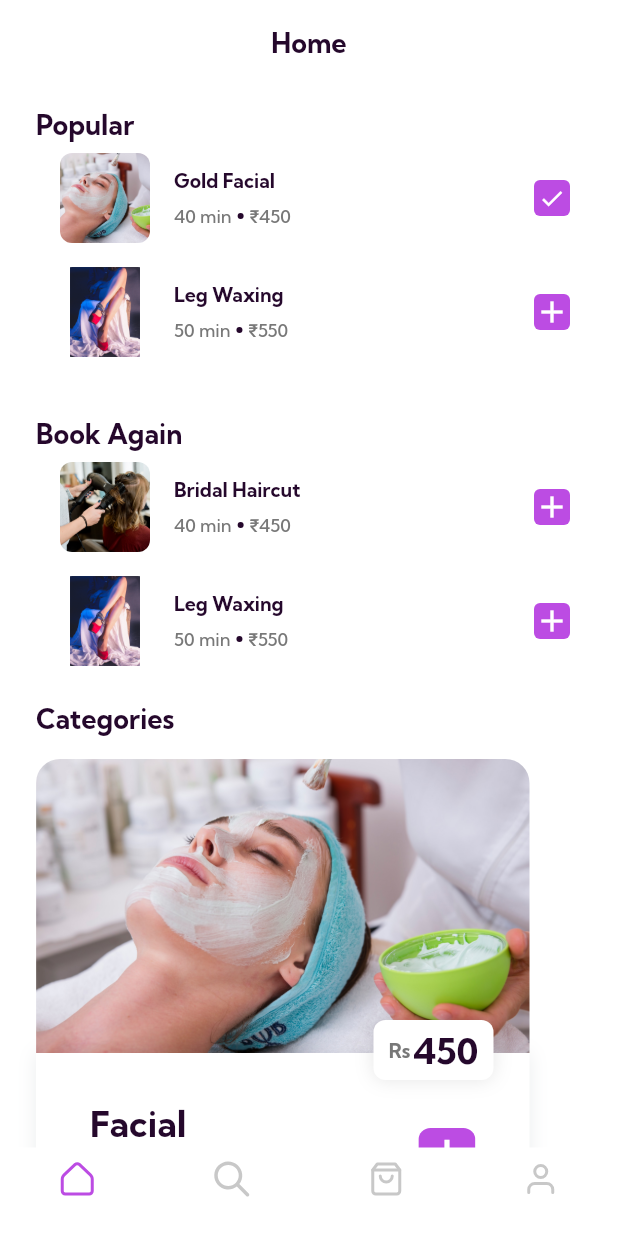
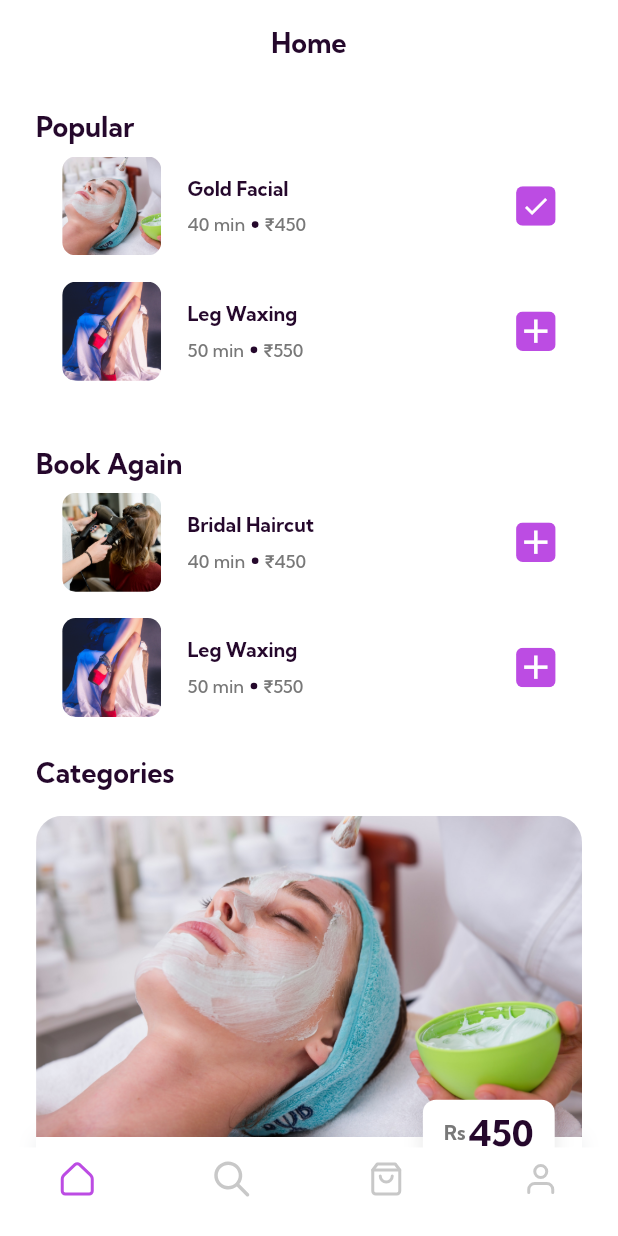
Before and after one commit to girjesh1212/Salon-Frontend, a Flutter app: the screen it shows after launch, after a tap on the "add" icon, on a phone screen of 412 x 824 dp. Run offline on Flutter 3.47's test engine with Material 2 defaults, Android fonts, the phone set to English and light mode, and no system bars; our stand-ins replace flutter_rating_bar, flutter_svg.

Commit message:
frontend release

```diff
--- a/lib/main.dart
+++ b/lib/main.dart
@@ -1,6 +1,7 @@
-// ignore_for_file: must_be_immutable, camel_case_types, prefer_typing_uninitialized_variables, sized_box_for_whitespace, non_constant_identifier_names, unused_import
+// ignore_for_file: must_be_immutable, camel_case_types, prefer_typing_uninitialized_variables, sized_box_for_whitespace, non_constant_identifier_names, unused_import, use_key_in_widget_constructors
 
 import 'package:flutter/material.dart';
+import 'package:flutter/services.dart';
 
 //Pages
 import 'package:salon_app/pages/home/homePage.dart' ;
@@ -10,8 +11,15 @@ import 'package:salon_app/pages/profile/ProfilePage.dart' ;
 
 
 void main() {
-  runApp(
-    MaterialApp(
+  runApp(MyApp());
+  // Makes app full screen | package:services.dart
+  SystemChrome.setEnabledSystemUIMode(SystemUiMode.immersiveSticky);
+}
+
+class MyApp extends StatelessWidget {
+  @override
+  Widget build(BuildContext context) {
+    return MaterialApp(
       title: 'Salon App',
       theme: ThemeData(fontFamily: 'KumbhSans'),
       initialRoute: '0',
@@ -21,6 +29,6 @@ void main() {
         '2': (context) => const BagPage(),
         '3': (context) => const ProfilePage(),
       },
-    ),
-  );
+    );
+  }
 }
--- /dev/null
+++ b/lib/pages/global_constants.dart
@@ -0,0 +1,6 @@
+import 'package:flutter/material.dart';
+
+Color mainPurpleColor = const Color(0xFFBC4CE3) ;
+
+double? screenWidth;
+double? screenHeight;
--- a/lib/pages/home/constants.dart
+++ b/lib/pages/home/constants.dart
@@ -1,29 +1,31 @@
 import 'package:flutter/material.dart';
+import 'package:salon_app/pages/global_constants.dart';
 
 //Main Color
 const kMainPurpleColor = Color(0xFFBC4CE3);
 
 //Heading
-const kHeadingSize = 18.0 ;
+double kHeadingSize = 18.0;
 const kHeadingColor = Color(0xFF25082C) ;
 const kHeadingWeight = FontWeight.w700 ; // Bold
 
 //Title
-const kTitleSize = 13.0 ;
+// double kTitleSize = 13.0 * (1/375)*screenWidth! ;
+double kTitleSize = 13.0;
 const kTitleColor = Color(0xFF25082C) ;
 const kTitleWeight = FontWeight.w700 ;    //Bold
 
 //Subtitle
-const kSubtitleSize = 12.0 ;
+double kSubtitleSize = 12.0;
 const kSubtitleColor = Color(0xFF787878) ;
 const kSubtitleWeight = FontWeight.w500 ;  // Regular
 
 //CategoryCardTitle
+double kCategoryCardTitleSize = 24.0;
 const kCategoryCardTitleColor = Color(0xFF25082C);
-const kCategoryCardTitleSize = 24.0 ;
 const kCategoryCardTitleWeight = FontWeight.w700 ;
 
 //CategoryCardSubtitle
+double kCategoryCardSubtitleSize = 13.0;
 const kCategoryCardSubtitleColor = Color(0xFF787878) ;
-const kCategoryCardSubtitleSize = 13.0 ;
 const kCategoryCardSubtitleWeight = FontWeight.w700 ;
--- a/lib/pages/home/homePage.dart
+++ b/lib/pages/home/homePage.dart
@@ -1,10 +1,9 @@
 // ignore_for_file: must_be_immutable, camel_case_types, prefer_typing_uninitialized_variables, sized_box_for_whitespace, file_names
 import 'package:flutter/material.dart';
 import 'package:salon_app/pages/home/widgets.dart' ;
+import 'package:salon_app/pages/global_constants.dart' ;
 
 import 'package:flutter_svg/flutter_svg.dart';
-import 'dart:io' show Platform;
-
 
 
 class HomePage extends StatefulWidget {
@@ -15,17 +14,19 @@ class HomePage extends StatefulWidget {
 }
 
 class _HomePageState extends State<HomePage> {
-  var popularArray = [
+
+  // Class properties
+  List<Widget> popularArray = [
     SmallCard(image: 'public/images/facial.jpg', title: 'Gold Facial', time: '40', amount: '450'),
     SmallCard(image: 'public/images/legwaxing.jpg', title: 'Leg Waxing', time: '50', amount: '550'),
   ];
 
-  var bookAgainArray = [
+  List<Widget> bookAgainArray = [
     SmallCard(image: 'public/images/haircut.jpg', title: 'Bridal Haircut', time: '40', amount: '450'),
     SmallCard(image: 'public/images/legwaxing.jpg', title: 'Leg Waxing', time: '50', amount: '550'),
   ];
 
-  var categoryCardsArray = [      // Here comes all cards
+  List<CategoryCard> categoryCardsArray = [      // Here comes all cards
     CategoryCard(
       image: 'public/images/facial.jpg',
       title: 'Facial',
@@ -71,18 +72,18 @@ class _HomePageState extends State<HomePage> {
       ),
   ];
 
-  Color mainPurpleColor = const Color(0xFFBC4CE3) ;
-    int _selectedIndex = 0;
-
+// Class method
     void _onItemTapped(int index) {
       setState(() {
-        _selectedIndex = index;
         Navigator.popAndPushNamed(context, index.toString());
       });
     }
 
+  // Polymorphism
   @override
   Widget build(BuildContext context) {
+    screenWidth ??= MediaQuery.of(context).size.width;
+    screenHeight ??= MediaQuery.of(context).size.height;
     return Scaffold(
       backgroundColor: Colors.white,
 
@@ -95,25 +96,25 @@ class _HomePageState extends State<HomePage> {
         type: BottomNavigationBarType.fixed,
         showSelectedLabels: false,
         items: [
-          BottomNavigationBarItem(activeIcon: SvgPicture.asset('public/icons/home.svg', color: mainPurpleColor), icon: SvgPicture.asset('public/icons/home.svg'),label: ''),
-          BottomNavigationBarItem(activeIcon: SvgPicture.asset('public/icons/search.svg', color: mainPurpleColor), icon: SvgPicture.asset('public/icons/search.svg'),label: ''),
-          BottomNavigationBarItem(activeIcon: SvgPicture.asset('public/icons/bag.svg', color: mainPurpleColor), icon: SvgPicture.asset('public/icons/bag.svg'),label: ''),
-          BottomNavigationBarItem(activeIcon: SvgPicture.asset('public/icons/profile.svg', color: mainPurpleColor), icon: SvgPicture.asset('public/icons/profile.svg'),label: ''),
+          BottomNavigationBarItem(icon: SvgPicture.asset('public/icons/home.svg', color: mainPurpleColor),label: ''),
+          BottomNavigationBarItem(icon: SvgPicture.asset('public/icons/search.svg'),label: ''),
+          BottomNavigationBarItem(icon: SvgPicture.asset('public/icons/bag.svg'),label: ''),
+          BottomNavigationBarItem(icon: SvgPicture.asset('public/icons/profile.svg'),label: ''),
         ],
       ),
 
-        body: Stack(
-          children: [
-            NestedScrollView(
+        body: SafeArea(
+          child: NestedScrollView(
               headerSliverBuilder: (context, innerBoxIdScrolled) => [
                 SliverAppBar(
                   title: TopBarTitle(text: 'Home'),
                   centerTitle: true,
                   backgroundColor: Colors.white,
+                  floating: true,
                 ),
               ],
               body: ListView(
-                padding: const EdgeInsets.fromLTRB(24.0, 0.0, 16.0, 16.0),
+              padding: const EdgeInsets.fromLTRB(24.0, 0.0, 24.0, 16.0),
               children: [
                 CategoryBox(title: 'Popular', services: popularArray),
                 CategoryBox(title: 'Book Again', services: bookAgainArray),
@@ -121,12 +122,6 @@ class _HomePageState extends State<HomePage> {
               ]
             ),
           ),
-             Container(
-              height: Platform.isIOS ? 35 : 0,
-              width: double.infinity,
-              color: Colors.white,
-            ),
-          ],
         ),
       );
   }
--- a/lib/pages/home/widgets.dart
+++ b/lib/pages/home/widgets.dart
@@ -2,7 +2,7 @@
 import 'package:flutter/material.dart' ;
 import 'package:salon_app/pages/home/constants.dart' ;
 import 'package:flutter_rating_bar/flutter_rating_bar.dart';
-
+import 'package:salon_app/pages/global_constants.dart';
 
 //Top Bar
 class TopBarTitle extends StatelessWidget {
@@ -15,7 +15,7 @@ class TopBarTitle extends StatelessWidget {
   @override
   Widget build(BuildContext context) {
     return Text(text,
-      style: const TextStyle(fontSize: 18.0, fontWeight: FontWeight.w700, color: Color(0xFF25082C)),
+      style: TextStyle(fontSize: kHeadingSize, fontWeight: FontWeight.w700, color: Color(0xFF25082C)),
     );
   }
 }
@@ -28,7 +28,7 @@ class Heading extends StatelessWidget {
   @override
   Widget build(BuildContext context) {
     return Text(text,
-      style: const TextStyle(
+      style: TextStyle(
       fontSize: kHeadingSize,
       fontWeight: kHeadingWeight,
       color: kHeadingColor,
@@ -44,7 +44,7 @@ class SmallCardTitle extends StatelessWidget {
   @override
   Widget build(BuildContext context) {
     return Text(text,
-      style: const TextStyle(
+      style: TextStyle(
         fontSize: kTitleSize,
         fontWeight: kTitleWeight,
         color: kTitleColor,
@@ -60,7 +60,7 @@ class SmallCardSubtitle extends StatelessWidget {
   @override
   Widget build(BuildContext context) {
     return Text(text,
-      style: const TextStyle(
+      style:  TextStyle(
         fontSize: kSubtitleSize,
         fontWeight: kSubtitleWeight,
         color: kSubtitleColor,
@@ -82,8 +82,8 @@ class SmallCard extends StatefulWidget {
   State<SmallCard> createState() => _SmallCardState();
 }
 class _SmallCardState extends State<SmallCard> {
-  Icon addIcon = const Icon(Icons.add, color: Colors.white, size: 24.0);
-  Icon deleteIcon =  const Icon(Icons.check, color: Colors.white, size: 18.0);
+  Icon addIcon = Icon(Icons.add, color: Colors.white, size: 24.0 * (1/375)*screenWidth!);
+  Icon deleteIcon =  Icon(Icons.check, color: Colors.white, size: 18.0 * (1/375)*screenWidth!);
 
   bool _icon = true ;
   void changeIcon(){
@@ -95,42 +95,42 @@ class _SmallCardState extends State<SmallCard> {
   @override
   Widget build(BuildContext context) {
     return Padding(
-      padding: const EdgeInsets.fromLTRB(16.0, 8.0, 16.0, 8.0),
+      padding: EdgeInsets.fromLTRB(16.0 * (1/375)*screenWidth!, 8.0 * (1/375)*screenWidth!, 16.0 * (1/375)*screenWidth!, 8.0 * (1/375)*screenWidth!),
       child: Row(
         mainAxisAlignment: MainAxisAlignment.spaceBetween,
         children: [
           Row(
             children: [
                 ClipRRect(
-                  borderRadius: BorderRadius.circular(8.0),
+                  borderRadius: BorderRadius.circular(8.0 * (1/375)*screenWidth!),
                     child: Container(
-                      height: 60.0,
-                      width: 60.0,
+                      height: 60.0 * (1/375)*screenWidth!,
+                      width: 60.0 * (1/375)*screenWidth!,
                       child: Image.asset(widget.image,
-                      fit: BoxFit.fitHeight,
+                      fit: BoxFit.cover,
                     ),
                     ),
                   ),
 
-                const SizedBox(width: 16.0),
+                SizedBox(width: 16.0 * (1/375)*screenWidth!),
 
                 Column(
                   crossAxisAlignment: CrossAxisAlignment.start,
                   mainAxisAlignment: MainAxisAlignment.center,
                   children: [
                     SmallCardTitle(text: widget.title),
-                    Container(height: 8.0),
+                    Container(height: 8.0 * (1/375)*screenWidth!),
                     Row(
                       children: [
                         SmallCardSubtitle(text: widget.time + ' min'),
 
                         Container(
-                          margin: const EdgeInsets.all(4.0),
-                          height: 4.0,
-                          width: 4.0,
+                          margin: EdgeInsets.all(4.0 * (1/375)*screenWidth!),
+                          height: 4.0 * (1/375)*screenWidth!,
+                          width: 4.0 * (1/375)*screenWidth!,
                           decoration: BoxDecoration(
                             color: kHeadingColor,
-                            borderRadius: BorderRadius.circular(4.0),
+                            borderRadius: BorderRadius.circular(4.0 * (1/375)*screenWidth!),
                           ),
                         ),
 
@@ -145,10 +145,10 @@ class _SmallCardState extends State<SmallCard> {
           GestureDetector(
             onTap: changeIcon,
             child: ClipRRect(
-              borderRadius: BorderRadius.circular(4.0),
+              borderRadius: BorderRadius.circular(4.0 * (1/375)*screenWidth!),
                 child: Container(
-                  height: 24.0,
-                  width: 24.0,
+                  height: 24.0 * (1/375)*screenWidth!,
+                  width: 24.0 * (1/375)*screenWidth!,
                   color: kMainPurpleColor,
                   child: _icon ? addIcon : deleteIcon,
                 ),
@@ -172,7 +172,7 @@ class CategoryBox extends StatelessWidget {
   @override
   Widget build(BuildContext context) {
     return Padding(
-      padding: const EdgeInsets.only(top: 16.0, bottom: 16.0),
+      padding: EdgeInsets.only(top: 16.0 * (1/375)*screenWidth!, bottom: 16.0 * (1/375)*screenWidth!),
       child: Column(
         crossAxisAlignment: CrossAxisAlignment.start,
         children: [
@@ -194,7 +194,7 @@ class CategoryCardTitle extends StatelessWidget {
   @override
   Widget build(BuildContext context) {
     return Text(text,
-      style: const TextStyle(
+      style: TextStyle(
         fontSize: kCategoryCardTitleSize,
         fontWeight: kCategoryCardTitleWeight,
         color: kCategoryCardTitleColor,
@@ -210,7 +210,7 @@ class CategoryCardSubtitle extends StatelessWidget {
   @override
   Widget build(BuildContext context) {
     return Text(text,
-      style: const TextStyle(
+      style: TextStyle(
         fontSize: kCategoryCardSubtitleSize,
         fontWeight: kCategoryCardSubtitleWeight,
         color: kCategoryCardSubtitleColor,
@@ -256,8 +256,8 @@ class CategoryCard extends StatefulWidget {
   State<CategoryCard> createState() => _CategoryCardState();
 }
 class _CategoryCardState extends State<CategoryCard> {
-  Icon deleteIcon =  const Icon(Icons.check, color: Colors.white, size: 32.0);
-  Icon addIcon = const Icon(Icons.add, color: Colors.white, size: 38.0);
+  Icon deleteIcon =  Icon(Icons.check, color: Colors.white, size: 32.0 * (1/375)*screenWidth!);
+  Icon addIcon = Icon(Icons.add, color: Colors.white, size: 38.0 * (1/375)*screenWidth!);
 
   bool _icon = true ;
   void changeIcon(){
@@ -269,33 +269,36 @@ class _CategoryCardState extends State<CategoryCard> {
   @override
   Widget build(BuildContext context) {
     return Padding(
-      padding: const EdgeInsets.only(top: 16, bottom: 16),
+      padding: EdgeInsets.only(top: 16 * (1/375)*screenWidth!, bottom: 16 * (1/375)*screenWidth!),
       child: Stack(
         children: [
           Column(
             children: [
-              Container(
-                width: 329.0,
-                height: 196.0,
+              AspectRatio(
+                aspectRatio: 1.7,
+                child: Container(
+                  width: double.infinity,
                     child: ClipRRect(
-                    borderRadius: const BorderRadius.only(
-                      topLeft: Radius.circular(16.0),
-                      topRight: Radius.circular(16.0),
+                      borderRadius: BorderRadius.only(
+                        topLeft: Radius.circular(16.0 * (1/375)*screenWidth!),
+                        topRight: Radius.circular(16.0 * (1/375)*screenWidth!),
                       ),
                       child: Image.asset(widget.image,
                         fit: BoxFit.fitWidth,
                       ),
                     ),
                 ),
+              ),
 
-              Container(
-                width: 329,
-                height: 138,
+              AspectRatio(
+                aspectRatio: 2.36,
+                child: Container(
+                  width: double.infinity,
                   decoration: BoxDecoration(
                     color: Colors.white,
-                  borderRadius: const BorderRadius.only(
-                    bottomLeft: Radius.circular(16.0),
-                    bottomRight: Radius.circular(16.0),
+                    borderRadius: BorderRadius.only(
+                      bottomLeft: Radius.circular(16.0 * (1/375)*screenWidth!),
+                      bottomRight: Radius.circular(16.0 * (1/375)*screenWidth!),
                     ),
                     boxShadow: [
                       BoxShadow(
@@ -307,50 +310,41 @@ class _CategoryCardState extends State<CategoryCard> {
                     ],
                   ),
                   child: Row(
-                  mainAxisAlignment: MainAxisAlignment.spaceAround,
-                  crossAxisAlignment: CrossAxisAlignment.center,
+                    // mainAxisAlignment: MainAxisAlignment.spaceEvenly,
                     children: [
+                      SizedBox(width: 32 * (1/375)*screenWidth!),
                       Column(
                         crossAxisAlignment: CrossAxisAlignment.start,
                         mainAxisAlignment: MainAxisAlignment.center,
                         children: [
                           CategoryCardTitle(text: widget.title),
-                        // const SizedBox(height: 2),
                           CategoryCardSubtitle(text: widget.time + ' min'),
-                        const SizedBox(height: 12),
+                          SizedBox(height: 12 * (1/375)*screenWidth!),
                           Row(
                             children: [
                               const StarRating(),
-                            const SizedBox(width: 8),
+                              SizedBox(width: 8 * (1/375)*screenWidth!),
                               CategoryCardSubtitle(text: widget.numOfRatings + ' ratings')
                             ]
                           ),
                         ],
                       ),
-                    GestureDetector(
-                      onTap: changeIcon,
-                      child: ClipRRect(
-                        borderRadius: BorderRadius.circular(8.0),
-                          child: Container(
-                            height: 38.0,
-                            width: 38.0,
-                            color: kMainPurpleColor,
-                            child: _icon ? addIcon: deleteIcon,
+                    ],
                   ),
-                      ),
-                    ),
-                  ],
                           ),
               ),
           ]),
         Positioned(
-          top: 174,
-          left: 225,
-          child: Container(
-            width: 80,
-            height: 40,
+          top: 0.52*(screenWidth!-48),
+          right: (screenWidth! - 48)*0.05,
+          child: Column(
+            crossAxisAlignment: CrossAxisAlignment.end,
+            children: [
+              Container(
+                width: 80 * (1/375)*screenWidth!,
+                height: 40 * (1/375)*screenWidth!,
                 decoration: BoxDecoration(
-              borderRadius: BorderRadius.circular(8.0),
+                  borderRadius: BorderRadius.circular(8.0 * (1/375)*screenWidth!),
                   color: Colors.white,
                   boxShadow: [
                         BoxShadow(
@@ -369,6 +363,21 @@ class _CategoryCardState extends State<CategoryCard> {
                     CategoryCardTitle(text: widget.price),
                   ]
                 ),
+              ),
+              SizedBox(height: 35 * (1/375)*screenWidth!),
+              GestureDetector(
+                      onTap: changeIcon,
+                      child: ClipRRect(
+                        borderRadius: BorderRadius.circular(8.0 * (1/375)*screenWidth!),
+                          child: Container(
+                            height: 38.0 * (1/375)*screenWidth!,
+                            width: 38.0 * (1/375)*screenWidth!,
+                            color: kMainPurpleColor,
+                            child: _icon ? addIcon: deleteIcon,
+                          ),
+                      ),
+                    ),
+            ],
           ),
         ),
       ]),
--- a/lib/pages/profile/profilePage.dart
+++ b/lib/pages/profile/profilePage.dart
@@ -2,9 +2,8 @@
 import 'package:flutter/material.dart';
 import 'package:salon_app/pages/profile/widgets.dart' ;
 import 'package:salon_app/pages/profile/constants.dart' ;
-
+import 'package:salon_app/pages/global_constants.dart' ;
 import 'package:flutter_svg/flutter_svg.dart';
-import 'dart:io' show Platform;
 
 class ProfilePage extends StatefulWidget {
   const ProfilePage({Key? key}) : super(key: key);
@@ -16,12 +15,8 @@ class ProfilePage extends StatefulWidget {
 class _ProfilePageState extends State<ProfilePage> {
   bool _profile = true ;
 
-  static const Color mainPurpleColor = Color(0xFFBC4CE3) ;
-    int _selectedIndex = 0;
-
     void _onItemTapped(int index) {
       setState(() {
-        _selectedIndex = index;
         Navigator.popAndPushNamed(context, index.toString());
       });
     }
@@ -40,26 +35,25 @@ class _ProfilePageState extends State<ProfilePage> {
         type: BottomNavigationBarType.fixed,
         showSelectedLabels: false,
         items: [
-          BottomNavigationBarItem(activeIcon: SvgPicture.asset('public/icons/home.svg', color: mainPurpleColor), icon: SvgPicture.asset('public/icons/home.svg'),label: ''),
-          BottomNavigationBarItem(activeIcon: SvgPicture.asset('public/icons/search.svg', color: mainPurpleColor), icon: SvgPicture.asset('public/icons/search.svg'),label: ''),
-          BottomNavigationBarItem(activeIcon: SvgPicture.asset('public/icons/bag.svg', color: mainPurpleColor), icon: SvgPicture.asset('public/icons/bag.svg'),label: ''),
-          BottomNavigationBarItem(activeIcon: SvgPicture.asset('public/icons/profile.svg', color: mainPurpleColor), icon: SvgPicture.asset('public/icons/profile.svg'),label: ''),
+          BottomNavigationBarItem(icon: SvgPicture.asset('public/icons/home.svg'),label: ''),
+          BottomNavigationBarItem(icon: SvgPicture.asset('public/icons/search.svg'),label: ''),
+          BottomNavigationBarItem(icon: SvgPicture.asset('public/icons/bag.svg'),label: ''),
+          BottomNavigationBarItem(icon: SvgPicture.asset('public/icons/profile.svg', color: mainPurpleColor),label: ''),
         ],
       ),
 
-      body: Stack(
-        children: [
-          NestedScrollView(
+      body: NestedScrollView(
         headerSliverBuilder: (context, innerBoxIdScrolled) => [
             SliverAppBar(
-                title: TopBarTitle(text: 'Profile'),
+            title: TopBarTitle(text: 'User Details'),
             centerTitle: true,
             backgroundColor: Colors.white,
+            floating: true,
           ),
         ],
 
         body: ListView(
-                    padding: const EdgeInsets.fromLTRB(32, 10, 32, 10),
+                padding: const EdgeInsets.fromLTRB(24, 10, 24, 10),
                 children: [
                   Stack(
                     alignment: Alignment.center,
@@ -137,14 +131,6 @@ class _ProfilePageState extends State<ProfilePage> {
                 ],
               ),
       ),
-
-          Container(
-            height: Platform.isIOS ? 35 : 0,
-            width: double.infinity,
-            color: Colors.white,
-          ),
-        ],
-      ),
     );
   }
 }
--- a/lib/pages/search/constants.dart
+++ b/lib/pages/search/constants.dart
@@ -9,8 +9,8 @@ const kSearchFontColor = Color(0xFF787878);
 const kSearchFontWeight = FontWeight.w500;
 
 //ListItem
-const kFontSize = 16.0 ;
-const kFontWeight = FontWeight.w700 ;
+const kFontSize = 14.0 ;
+const kFontWeight = FontWeight.w600 ;
 const kFontColor = Color(0xFF787878);
 
 //Arrow
--- a/lib/pages/search/widgets.dart
+++ b/lib/pages/search/widgets.dart
@@ -85,10 +85,8 @@ class ListItem extends StatelessWidget {
 
   @override
   Widget build(BuildContext context) {
-    return Container(
-      width:312,
-      height:56,
-      color: Colors.white,
+    return Padding(
+      padding: const EdgeInsets.only(bottom: 32.0),
       child: Row(
         mainAxisAlignment: MainAxisAlignment.spaceBetween,
         children: [
--- a/pubspec.yaml
+++ b/pubspec.yaml
@@ -36,6 +36,7 @@ dependencies:
   cupertino_icons: ^1.0.2
   flutter_rating_bar: ^4.0.0
   flutter_svg: ^1.0.0
+  sizer: ^2.0.15
 
 dev_dependencies:
   flutter_test:
```
Also changed, not shown: lib/pages/bag/bagPage.dart (+10 -27 lines), lib/pages/bag/widgets.dart (+7 -10 lines), lib/pages/profile/widgets.dart (+5 -5 lines), lib/pages/search/searchPage.dart (+8 -17 lines), pubspec.lock. Lines whose indentation alone changed are shown as unchanged.
